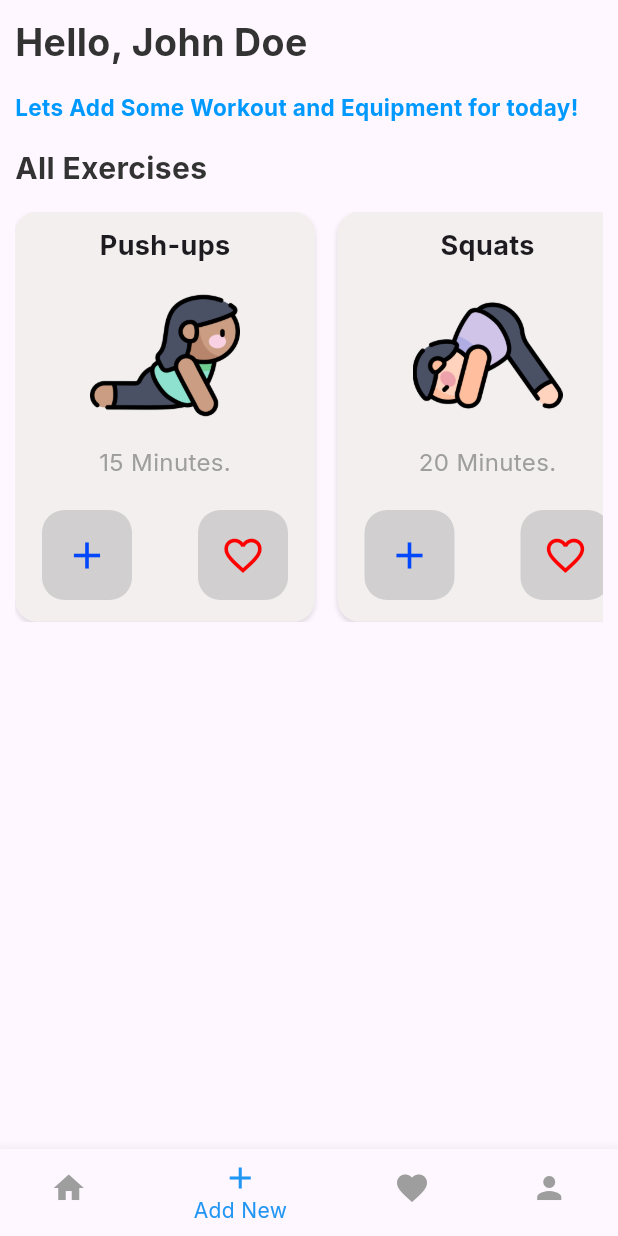
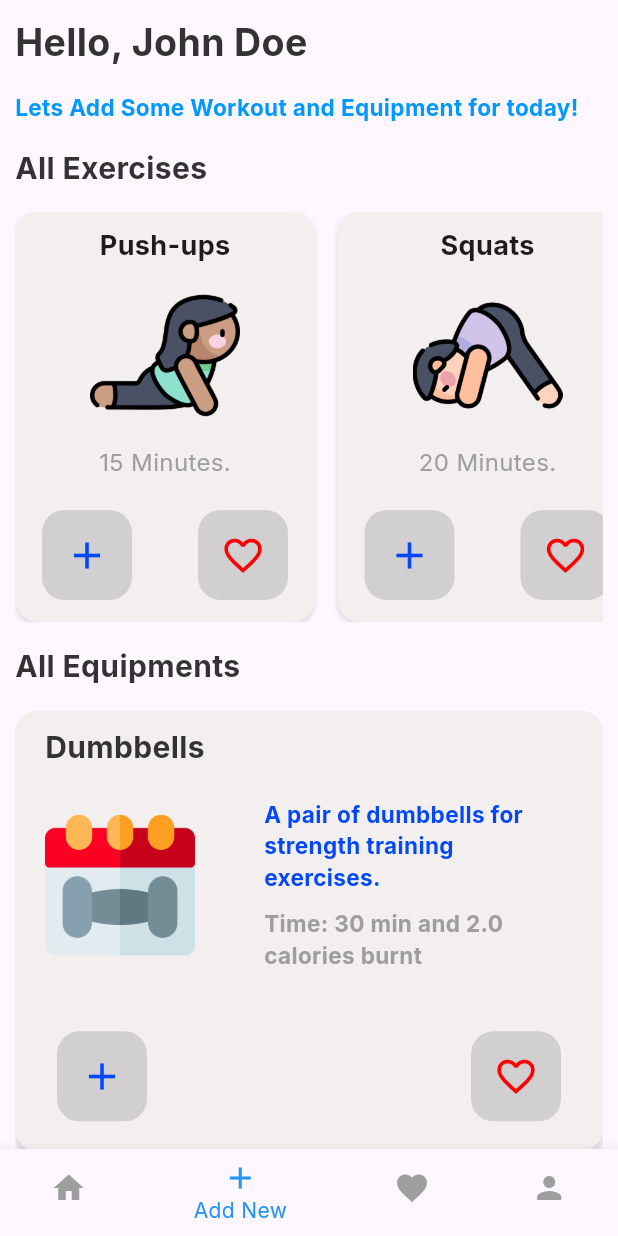
Before and after one commit to IKDewaraja/FlutterGuide, a Flutter app: the screen it shows after launch, item 2 of the bottom bar chosen, on a phone screen of 412 x 824 dp. Run offline on Flutter 3.47's test engine with Material 3 defaults, Android fonts, the phone set to English and light mode, and no system bars; our stand-ins replace google_fonts.

Commit message:
design add equipment card vertically

```diff
--- a/workout_planner/lib/pages/add_new_page.dart
+++ b/workout_planner/lib/pages/add_new_page.dart
@@ -1,10 +1,13 @@
 import 'package:flutter/material.dart';
 import 'package:workout_planner/constants/colors.dart';
 import 'package:workout_planner/constants/responsive.dart';
+import 'package:workout_planner/data/equipment_data.dart';
 import 'package:workout_planner/data/exercise_data.dart';
 import 'package:workout_planner/data/user_data.dart';
+import 'package:workout_planner/models/equipment_model.dart';
 import 'package:workout_planner/models/exercise_model.dart';
 import 'package:workout_planner/widgets/add_exercise_card.dart';
+import 'package:workout_planner/widgets/add_equipment_card.dart';
 
 class AddNewPage extends StatefulWidget {
   const AddNewPage({super.key});
@@ -19,6 +22,9 @@ class _AddNewPageState extends State<AddNewPage> {
 
   //exercise list
   final exerciseList = ExerciseData().exerciseList;
+
+  //equipment list
+  final equipmentList = EquipmentData().equipmentList;
 
   @override
   Widget build(BuildContext context) {
@@ -84,9 +90,7 @@ class _AddNewPageState extends State<AddNewPage> {
                             if (userData.exerciseList.contains(exercise)) {
                               userData.removeExercise(exercise);
                               //   print(userData.exerciseList.length);
-                            }
-
-                            else {
+                            } else {
                               userData.addExercise(exercise);
 
                               //    print(userData.exerciseList.length);
@@ -95,22 +99,50 @@ class _AddNewPageState extends State<AddNewPage> {
                         },
 
                         //fav exercise
-
                         toggleAddFavExercise: () {
                           setState(() {
-
                             if (userData.favExerciseList.contains(exercise)) {
                               userData.removeFavExercise(exercise);
                               //     print(userData.favExerciseList.length);
-                            }
-
-                            else {
+                            } else {
                               userData.addFavExercise(exercise);
                               //   print(userData.favExerciseList.length);
                             }
                           });
                         },
-                          isFavourited: userData.favExerciseList.contains(exercise),
+                        isFavourited: userData.favExerciseList.contains(
+                          exercise,
+                        ),
+                      );
+                    },
+                  ),
+                ),
+
+                SizedBox(height: 15),
+
+                Text(
+                  "All Equipments",
+                  style: TextStyle(
+                    fontSize: 20,
+                    fontWeight: FontWeight.bold,
+                    color: kMainBlackColor,
+                  ),
+                ),
+                SizedBox(height: 15),
+
+                //list view to scroll vertically
+                SizedBox(
+                  height: MediaQuery.of(context).size.height * 0.5,
+                  child: ListView.builder(
+                    itemBuilder: (context, index) {
+                      Equipment equipment = equipmentList[index];
+                      return AddEquipmentCard(
+                        equipmentName: equipment.equipmentName,
+
+                        equipmentDescription: equipment.equipmentDescription,
+                        equipmentImageUrl: equipment.equipmentImageUrl,
+                        noOfMinutes: equipment.noOfMinutes,
+                        noOfCalories: equipment.noOfCalories,
                       );
                     },
                   ),
--- /dev/null
+++ b/workout_planner/lib/widgets/add_equipment_card.dart
@@ -0,0 +1,162 @@
+import 'package:flutter/material.dart';
+import 'package:workout_planner/constants/colors.dart';
+import 'package:workout_planner/constants/responsive.dart';
+
+class AddEquipmentCard extends StatefulWidget {
+
+
+   final String equipmentName;
+  final String equipmentDescription;
+  final String equipmentImageUrl;
+  final int noOfMinutes;
+  final double noOfCalories;
+  const AddEquipmentCard({
+    super.key,
+     required this.equipmentName,
+      required this.equipmentDescription,
+       required this.equipmentImageUrl,
+        required this.noOfMinutes,
+         required this.noOfCalories
+         });
+
+  @override
+  State<AddEquipmentCard> createState() => _AddEquipmentCardState();
+}
+
+class _AddEquipmentCardState extends State<AddEquipmentCard> {
+  @override
+  Widget build(BuildContext context) {
+    return Container(
+      width: double.infinity,
+      margin: EdgeInsets.only(bottom:20),
+
+      decoration: BoxDecoration(
+        borderRadius: BorderRadius.circular(15),
+        color: kCardBgColor,
+        boxShadow: [
+          BoxShadow(
+            color: Colors.black12,
+            blurRadius: 2,
+            offset: const Offset(0, 5),
+          ),
+        ],
+
+      ),
+      child: Padding(
+        padding: const EdgeInsets.symmetric(
+          vertical:kDefaultPadding ,
+          horizontal: kDefaultPadding*2),
+        child: Column(
+          crossAxisAlignment: CrossAxisAlignment.start,
+          children: [
+        Text(widget.equipmentName,
+            style: TextStyle(
+              fontSize: 20,
+              fontWeight: FontWeight.bold,
+              color: kMainBlackColor,
+            ),
+          ),
+          SizedBox(height: 20),
+          Row(
+            mainAxisAlignment: MainAxisAlignment.spaceBetween,
+            children: [
+              Image.asset(
+                widget.equipmentImageUrl,
+                fit: BoxFit.cover,
+                width: 100,
+              ),
+
+
+          SizedBox(
+            width: MediaQuery.of(context).size.width * 0.5,
+            child: Column(
+              crossAxisAlignment: CrossAxisAlignment.start,
+              children: [
+                Text(
+                  widget.equipmentDescription,
+                  style: TextStyle(
+                    fontSize: 15,
+                    fontWeight: FontWeight.w700,
+                    color: kMainDarkBlue,
+                  ),
+                ),
+                SizedBox(height: 10),
+
+
+                 Text("Time: ${widget.noOfMinutes.toString()} min and ${widget.noOfCalories.toString()} calories burnt",
+                  style: TextStyle(
+                    fontSize: 15,
+                    fontWeight: FontWeight.w700,
+                    color: kSubtitleColor,
+                  ),
+                ),
+
+              ],
+            ),
+          )
+            ],
+          ),
+
+          SizedBox(height: 30),
+
+          Padding(
+              padding: const EdgeInsets.symmetric(vertical: 10, horizontal: 8),
+              child: Row(
+                mainAxisAlignment: MainAxisAlignment.spaceBetween,
+                children: [
+                  Container(
+                    width: 60,
+                    height: 60,
+                    decoration: BoxDecoration(
+                      // ignore: deprecated_member_use
+                      color: kSubtitleColor.withOpacity(0.4),
+                      borderRadius: BorderRadius.circular(15),
+                    ),
+
+                    child: Center(
+                      child: IconButton(
+                        onPressed: () {
+
+                        },
+                        icon: Icon(
+                           Icons.add,
+
+                          color: kMainDarkBlue,
+                          size: 30,
+                        ),
+                      ),
+                    ),
+                  ),
+
+                  Container(
+                    width: 60,
+                    height: 60,
+                    decoration: BoxDecoration(
+                      // ignore: deprecated_member_use
+                      color: kSubtitleColor.withOpacity(0.4),
+                      borderRadius: BorderRadius.circular(15),
+                    ),
+
+                    child: Center(
+                      child: IconButton(
+                        onPressed: () {
+
+                        },
+                        icon: Icon(
+                            Icons.favorite_border,
+                          color: kMainPinkColor,
+                          size: 30,
+                        ),
+                      ),
+                    ),
+                  ),
+                ],
+              ),
+            ),
+
+          ],
+        ),
+      ),
+    );
+  }
+}
```
Lines whose indentation alone changed are shown as unchanged.
